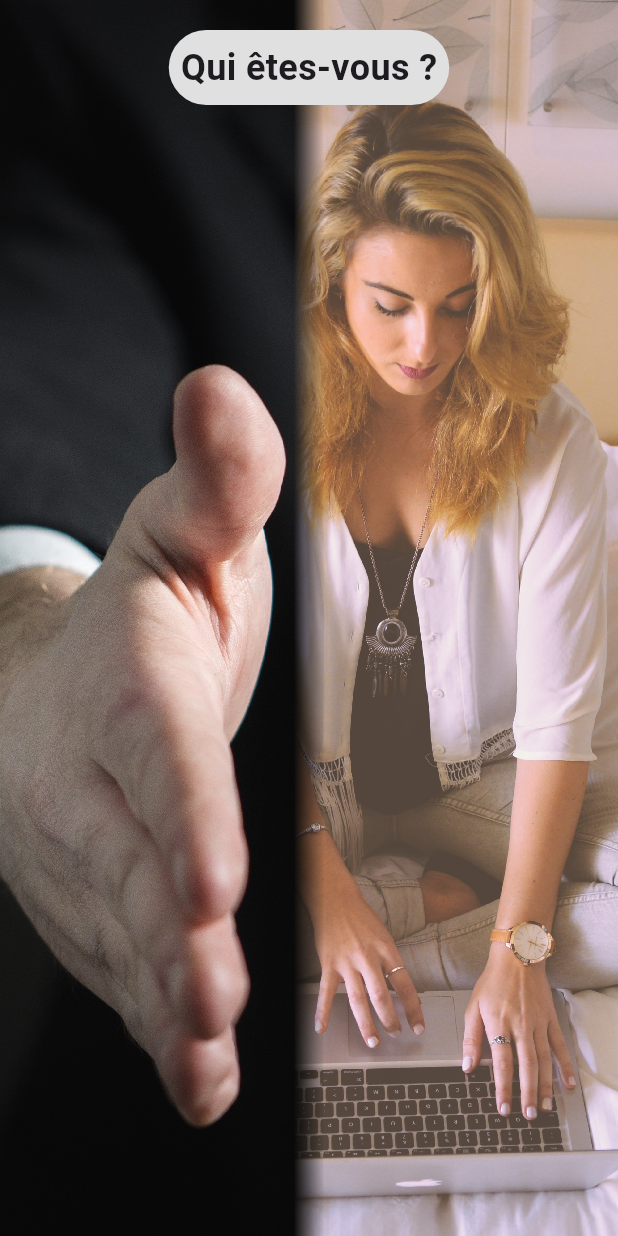
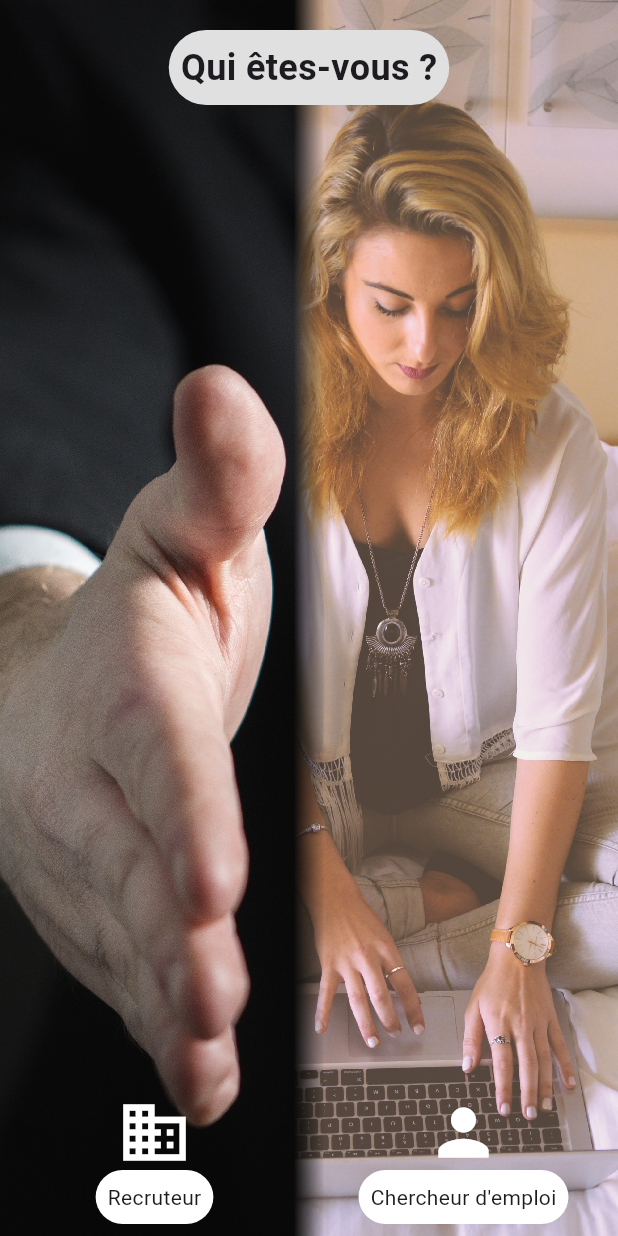
Before and after one commit to algosup/2023-2024-project-5-flutter-team-7, a Flutter app: the screen it shows after launch, after a tap on an icon or button, on a phone screen of 412 x 824 dp. Run offline on Flutter 3.47's test engine with Material 3 defaults, Android fonts, the phone set to English and light mode, and no system bars; our stand-ins replace geolocator, go_router.

Commit message:
Add sign in footer

```diff
--- a/src/adopteuncandidat/lib/sign_in.dart
+++ b/src/adopteuncandidat/lib/sign_in.dart
@@ -60,6 +60,7 @@ class _SignInScreenState extends State<SignInScreen> {
                     ),
                   ),
                 ),
+                const SignInFooter(),
               ],
             ),
           ),
@@ -112,3 +113,64 @@ class SignInBackground extends StatelessWidget {
     );
   }
 }
+
+class SignInFooter extends StatelessWidget {
+  const SignInFooter({super.key});
+
+  @override
+  Widget build(BuildContext context) {
+    return const Column(
+      children: [
+        // TODO: Animation here
+        Row(
+          mainAxisAlignment: MainAxisAlignment.spaceBetween,
+          children: [
+            SignInFooterSelection(
+              text: 'Recruteur',
+              icon: Icons.business,
+            ),
+            SignInFooterSelection(
+              text: 'Chercheur d\'emploi',
+              icon: Icons.person,
+            ),
+          ],
+        ),
+      ],
+    );
+  }
+}
+
+class SignInFooterSelection extends StatelessWidget {
+  final String text;
+  final IconData icon;
+  const SignInFooterSelection(
+      {required this.text, required this.icon, super.key});
+
+  @override
+  Widget build(BuildContext context) {
+    return Expanded(
+      child: Padding(
+        padding: const EdgeInsets.all(8.0),
+        child: Column(
+          children: [
+            Icon(
+              icon,
+              size: 50,
+              color: Colors.white,
+            ), // Increased size of the icon
+            Container(
+              decoration: const BoxDecoration(
+                color: Colors.white,
+                borderRadius: BorderRadius.all(Radius.circular(100)),
+              ),
+              child: Padding(
+                padding: const EdgeInsets.all(8.0),
+                child: Text(text),
+              ),
+            ),
+          ],
+        ),
+      ),
+    );
+  }
+}
```
